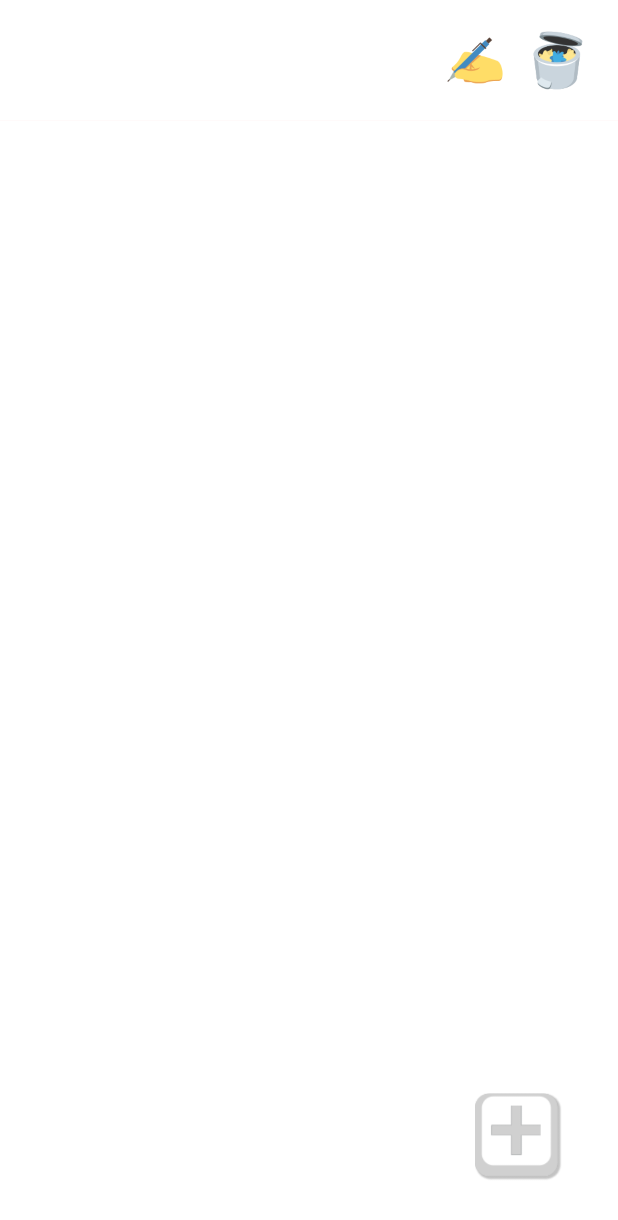
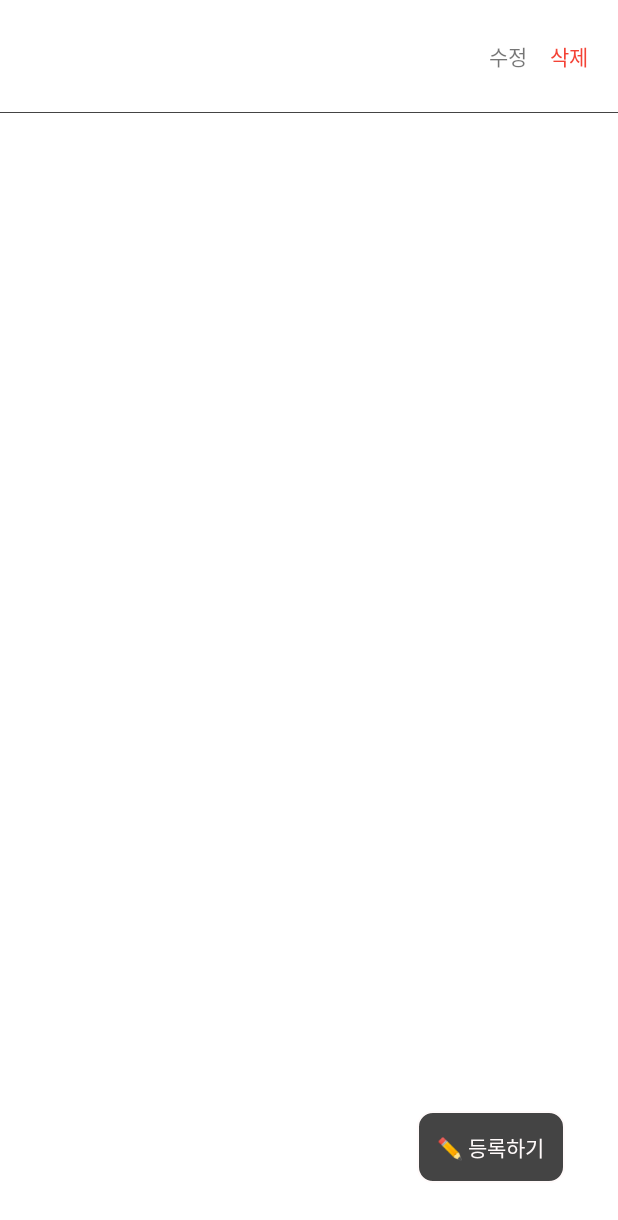
Before and after one commit to k-ye0415/TODOTh, an Android app: the ListItemActivity screen opened directly, with no data from a screen before it, on a phone screen of 412 x 824 dp. Shown: the top 1220 px of the screen. Run offline under Robolectric (Android 15) with nearby library versions, the phone set to English and light mode, and no system bars.

Commit message:
2022-06-27 ver2

```diff
--- a/TODOTh/app/src/main/java/com/ioad/todoth/activity/MainActivity.java
+++ b/TODOTh/app/src/main/java/com/ioad/todoth/activity/MainActivity.java
@@ -15,6 +15,7 @@ import android.util.Log;
 import android.view.View;
 import android.widget.ImageButton;
 import android.widget.ImageView;
+import android.widget.TextView;
 
 import com.ioad.todoth.R;
 import com.ioad.todoth.adapter.ListAdapter;
@@ -28,7 +29,8 @@ public class MainActivity extends AppCompatActivity {
     private final String TAG = getClass().getSimpleName();
 
     Context mContext;
-    ImageView btnSearch, btnListAdd;
+    ImageView btnSearch;
+    TextView btnListAdd;
     RecyclerView rvList;
     RecyclerView.Adapter adapter;
     RecyclerView.LayoutManager layoutManager;
--- /dev/null
+++ b/TODOTh/app/src/main/res/drawable/button_background_custom.xml
@@ -0,0 +1,15 @@
+<?xml version="1.0" encoding="utf-8"?>
+<layer-list xmlns:android="http://schemas.android.com/apk/res/android">
+
+    <item>
+        <shape android:shape="rectangle">
+            <solid android:color="@color/base"/>
+<!--            <corners android:bottomLeftRadius="10dp"-->
+<!--                android:bottomRightRadius="10dp"/>-->
+            <corners android:radius="10dp"/>
+            <stroke android:color="@color/point"
+                android:width="2px"
+                />
+        </shape>
+    </item>
+</layer-list>
--- a/TODOTh/app/src/main/res/layout/activity_list_item.xml
+++ b/TODOTh/app/src/main/res/layout/activity_list_item.xml
@@ -27,27 +27,23 @@
             android:layout_width="match_parent"
             android:layout_height="wrap_content"
             android:gravity="right"
+            android:layout_gravity="center"
             android:orientation="horizontal">
 
-            <ImageView
+            <TextView
                 android:id="@+id/btn_update_list_group"
                 android:layout_width="wrap_content"
                 android:layout_height="wrap_content"
-                android:src="@drawable/update_icon"
-                android:maxHeight="40dp"
-                android:maxWidth="40dp"
-                android:adjustViewBounds="true"
                 android:layout_marginRight="15dp"
+                android:text="수정"
                 />
 
-            <ImageView
+            <TextView
                 android:id="@+id/btn_delete_list_group"
                 android:layout_width="wrap_content"
                 android:layout_height="wrap_content"
-                android:src="@drawable/delete_icon"
-                android:maxHeight="40dp"
-                android:maxWidth="40dp"
-                android:adjustViewBounds="true"
+                android:text="삭제"
+                android:textColor="#F44336"
                 />
 
         </LinearLayout>
@@ -55,7 +51,7 @@
     <View
         android:layout_width="match_parent"
         android:layout_height="1px"
-        android:background="@color/point"
+        android:background="@color/base"
         />
     <FrameLayout
         android:layout_width="match_parent"
@@ -67,16 +63,17 @@
             android:layout_width="match_parent"
             android:layout_height="wrap_content" />
 
-        <ImageView
+        <TextView
             android:id="@+id/btn_list_item_add"
             android:layout_width="wrap_content"
             android:layout_height="wrap_content"
             android:layout_gravity="bottom|right"
             android:layout_margin="15dp"
-            android:src="@drawable/plus_icon"
-            android:maxHeight="60dp"
-            android:maxWidth="60dp"
-            android:adjustViewBounds="true"/>
+            android:text="✏️ 등록하기"
+            android:background="@drawable/button_background_custom"
+            android:padding="13dp"
+            android:textColor="@color/point"
+            />
     </FrameLayout>
 
 </LinearLayout>
```
Also changed, not shown: TODOTh/app/src/main/java/com/ioad/todoth/activity/ListAddActivity.java (+5 -5 lines), TODOTh/app/src/main/java/com/ioad/todoth/activity/ListItemActivity.java (+21 -4 lines), TODOTh/app/src/main/java/com/ioad/todoth/adapter/ListItemAdapter.java (+7 -1 lines), TODOTh/app/src/main/res/layout/activity_main.xml (+26 -20 lines), TODOTh/app/src/main/res/layout/write_dialog_layout.xml (+20 -15 lines).
